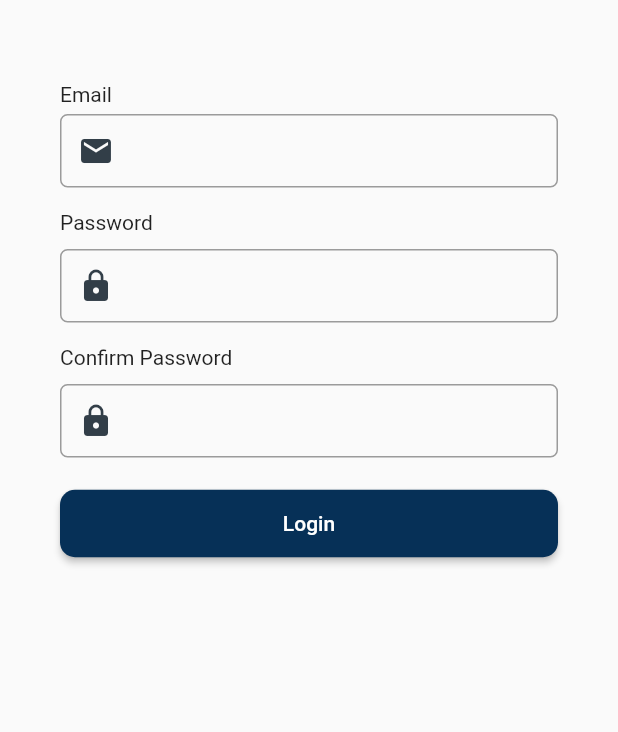
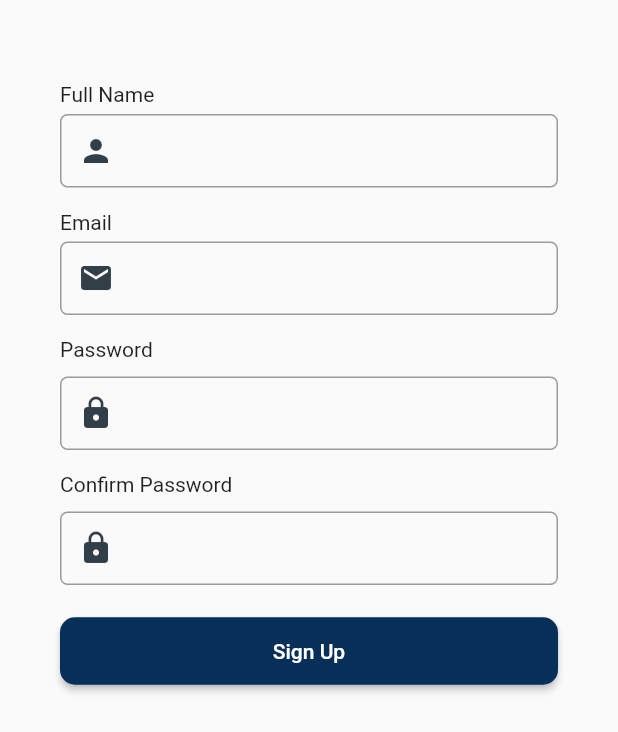
Before and after one commit to Derkk117/frontSearchAlerts, a Flutter app: the Register screen opened by its route, on a phone screen of 412 x 824 dp. Shown: the top 732 px of the screen. Run offline on Flutter 3.47's test engine with Material 2 defaults, Android fonts, the phone set to English and light mode, and no system bars; our stand-ins replace flushbar, shared_preferences; accounts and stored records are empty.

Commit message:
Sign up, log in, log out, completos

```diff
--- a/lib/domain/user.dart
+++ b/lib/domain/user.dart
@@ -7,8 +7,6 @@ class User {
 
   User({this.userId, this.name, this.email, this.image, this.token});
   factory User.fromJson(Map<String, dynamic> responseData) {
-    print(responseData);
-
     return User(
         userId: int.parse(responseData['data']['id']),
         name: responseData['data']['name'],
--- a/lib/pages/login.dart
+++ b/lib/pages/login.dart
@@ -1,3 +1,5 @@
+import 'dart:developer';
+
 import 'package:flushbar/flushbar.dart';
 import 'package:flutter/material.dart';
 import 'package:Search_Alerts/domain/user.dart';
@@ -76,6 +78,7 @@ class _LoginState extends State<Login> {
         successfulMessage.then((response) {
           if (response['status']) {
             User user = response['user'];
+            inspect(user);
             Provider.of<UserProvider>(context, listen: false).setUser(user);
             Navigator.pushReplacementNamed(context, '/dashboard');
           } else {
@@ -97,8 +100,7 @@ class _LoginState extends State<Login> {
           padding: EdgeInsets.all(40.0),
           child: Form(
             key: formKey,
-            child: Column(
-              crossAxisAlignment: CrossAxisAlignment.start,
+            child: ListView(
               children: [
                 SizedBox(height: 15.0),
                 label("Email"),
--- a/lib/pages/register.dart
+++ b/lib/pages/register.dart
@@ -1,8 +1,6 @@
 import 'package:flushbar/flushbar.dart';
 import 'package:flutter/material.dart';
-import 'package:Search_Alerts/domain/user.dart';
 import 'package:Search_Alerts/providers/auth.dart';
-import 'package:Search_Alerts/providers/user_provider.dart';
 import 'package:Search_Alerts/util/validators.dart';
 import 'package:Search_Alerts/util/widgets.dart';
 import 'package:provider/provider.dart';
@@ -15,11 +13,19 @@ class Register extends StatefulWidget {
 class _RegisterState extends State<Register> {
   final formKey = new GlobalKey<FormState>();
 
-  String _username, _password, _confirmPassword;
+  String _name, _username, _password, _confirmPassword;
 
   @override
   Widget build(BuildContext context) {
     AuthProvider auth = Provider.of<AuthProvider>(context);
+
+    final nameField = TextFormField(
+      autofocus: false,
+      validator: (value) =>
+          value.isEmpty ? "Please enter your full name" : null,
+      onSaved: (value) => _name = value,
+      decoration: buildInputDecoration("Confirm password", Icons.person),
+    );
 
     final usernameField = TextFormField(
       autofocus: false,
@@ -56,11 +62,16 @@ class _RegisterState extends State<Register> {
       final form = formKey.currentState;
       if (form.validate()) {
         form.save();
-        auth.register(_username, _password, _confirmPassword).then((response) {
+        auth
+            .register(_name, _username, _password, _confirmPassword)
+            .then((response) {
           if (response['status']) {
-            User user = response['data'];
-            Provider.of<UserProvider>(context, listen: false).setUser(user);
-            Navigator.pushReplacementNamed(context, '/dashboard');
+            Flushbar(
+              title: "Registration successfully",
+              message: response.toString(),
+              duration: Duration(seconds: 10),
+            ).show(context);
+            Navigator.pushReplacementNamed(context, '/login');
           } else {
             Flushbar(
               title: "Registration Failed",
@@ -84,9 +95,12 @@ class _RegisterState extends State<Register> {
           padding: EdgeInsets.all(40.0),
           child: Form(
             key: formKey,
-            child: Column(
-              crossAxisAlignment: CrossAxisAlignment.start,
+            child: ListView(
               children: [
+                SizedBox(height: 15.0),
+                label("Full Name"),
+                SizedBox(height: 5.0),
+                nameField,
                 SizedBox(height: 15.0),
                 label("Email"),
                 SizedBox(height: 5.0),
@@ -102,7 +116,7 @@ class _RegisterState extends State<Register> {
                 SizedBox(height: 20.0),
                 auth.loggedInStatus == Status.Authenticating
                     ? loading
-                    : longButtons("Login", doRegister),
+                    : longButtons("Sign Up", doRegister),
               ],
             ),
           ),
```
Also changed, not shown: lib/main.dart (+5 -5 lines), lib/pages/dashboard.dart (+5 -4 lines), lib/providers/auth.dart (+9 -18 lines).
